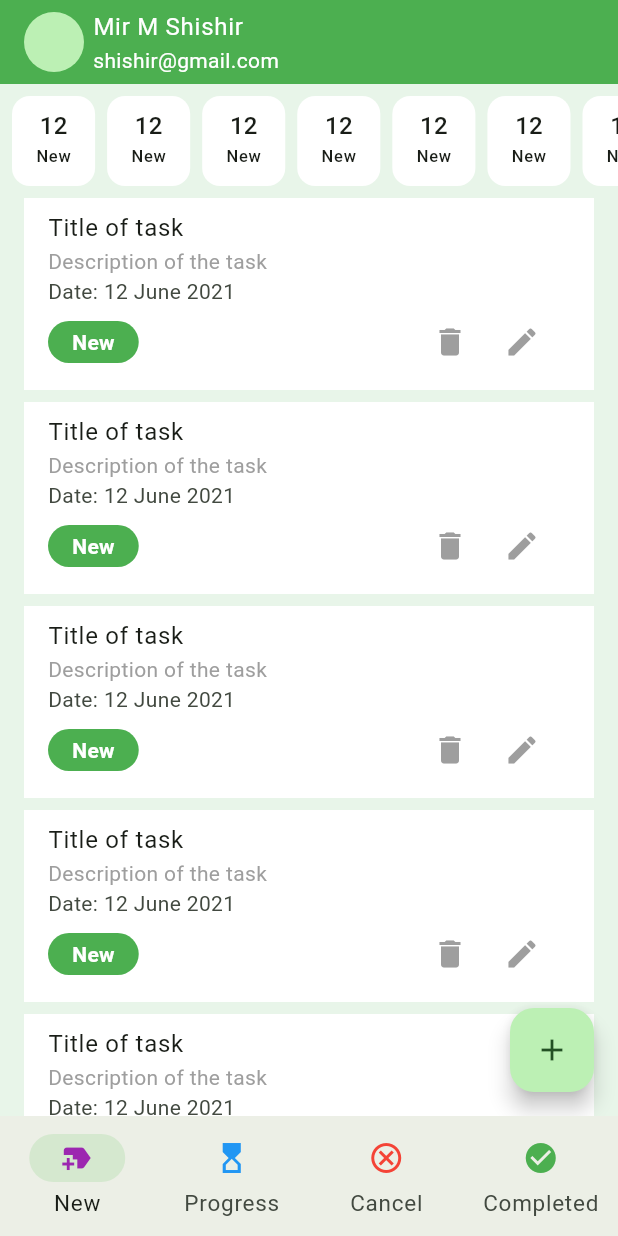
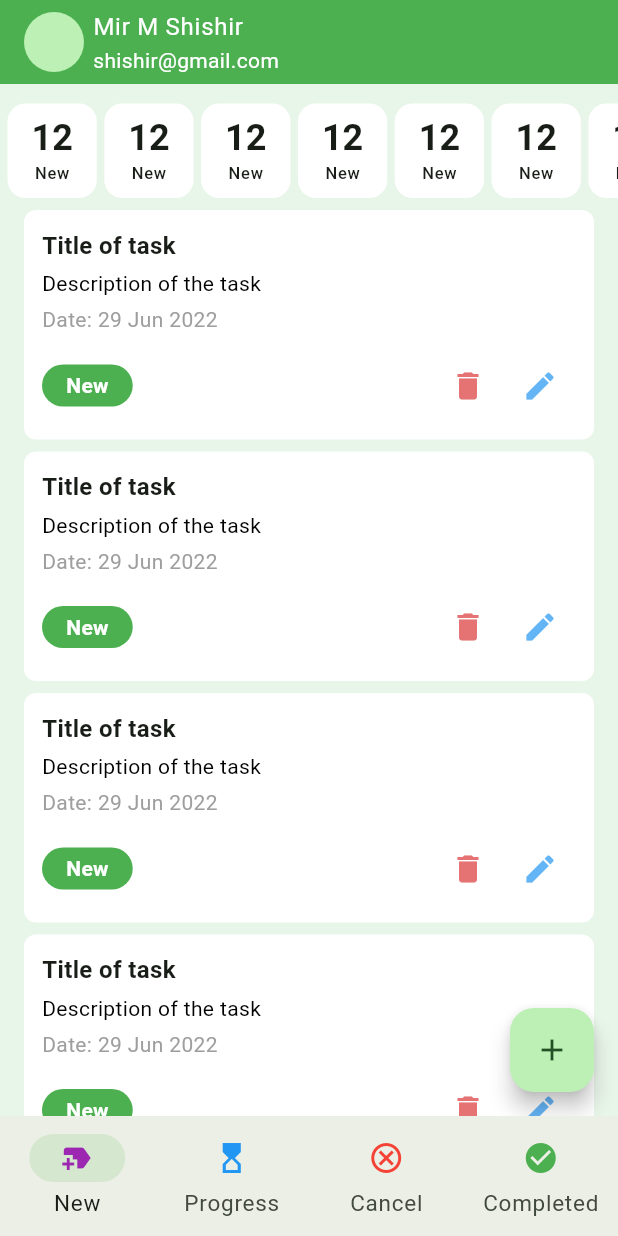
Before and after one commit to Shishir707/Task-Manager-App, a Flutter app: the screen it shows after launch, after a tap on the "arrow circle right" icon, on a phone screen of 412 x 824 dp. Run offline on Flutter 3.47's test engine with Material 3 defaults, Android fonts, the phone set to English and light mode, and no system bars; our stand-ins replace flutter_svg, pin_code_fields.

Commit message:
fixed my task card

```diff
--- a/lib/UI/screen/new_task_screen_list.dart
+++ b/lib/UI/screen/new_task_screen_list.dart
@@ -1,5 +1,5 @@
 import 'package:flutter/material.dart';
-import '../widgets/task_card.dart';
+import 'package:task_manager/UI/widgets/task_card.dart';
 
 class NewTaskScreenList extends StatefulWidget {
   const NewTaskScreenList({super.key});
@@ -17,7 +17,7 @@ class _NewTaskScreenListState extends State<NewTaskScreenList> {
           spacing: 8,
           children: [
             const SizedBox(),
-            _buildTaskSummaryListView(),
+            _NewSummaryList(),
             ListView.separated(
               itemCount: 10,
               primary: false,
@@ -40,28 +40,30 @@ class _NewTaskScreenListState extends State<NewTaskScreenList> {
   }
 
   void _onTapAddNewTaskButton() {
-    Navigator.pushNamed(context, '/add-new');
+    Navigator.pushNamed(context, "/add-new");
   }
+}
 
-  Widget _buildTaskSummaryListView() {
+class _NewSummaryList extends StatelessWidget {
+  const _NewSummaryList();
+
+  @override
+  Widget build(BuildContext context) {
     return SizedBox(
-      height: 60,
+      height: 68,
       child: ListView.builder(
         itemCount: 10,
         scrollDirection: Axis.horizontal,
         itemBuilder: (context, index) {
           return Card(
+            color: Colors.white,
             elevation: 0,
-            color: Colors.white,
-            margin: EdgeInsets.only(left: 8),
+            margin: EdgeInsets.only(left: 5, top: 5),
             child: Padding(
-              padding: const EdgeInsets.symmetric(
-                horizontal: 16.0,
-                vertical: 8,
-              ),
+              padding: const EdgeInsets.symmetric(horizontal: 16, vertical: 8),
               child: Column(
                 children: [
-                  Text('12', style: TextTheme.of(context).titleMedium),
+                  Text('12', style: TextTheme.of(context).titleLarge),
                   Text('New', style: TextTheme.of(context).labelSmall),
                 ],
               ),
--- a/lib/UI/widgets/task_card.dart
+++ b/lib/UI/widgets/task_card.dart
@@ -7,17 +7,26 @@ class TaskCard extends StatelessWidget {
   Widget build(BuildContext context) {
     return Container(
       margin: EdgeInsets.symmetric(horizontal: 16),
-      child: ListTile(
-        tileColor: Colors.white,
-        title: Text('Title of task'),
-        subtitle: Column(
+      padding: EdgeInsets.all(12),
+      decoration: BoxDecoration(
+        color: Colors.white,
+        borderRadius: BorderRadius.circular(8),
+      ),
+      child: Column(
         crossAxisAlignment: CrossAxisAlignment.start,
         children: [
           Text(
+            'Title of task',
+            style: TextStyle(fontSize: 16, fontWeight: FontWeight.bold),
+          ),
+          SizedBox(height: 4),
+          Text(
             'Description of the task',
-              style: TextStyle(color: Colors.grey),
+            style: TextStyle(color: Colors.black),
           ),
-            Text('Date: 12 June 2021'),
+          SizedBox(height: 4),
+          Text('Date: 29 Jun 2022', style: TextStyle(color: Colors.grey)),
+          SizedBox(height: 10),
           Row(
             children: [
               Container(
@@ -34,20 +43,20 @@ class TaskCard extends StatelessWidget {
                   ),
                 ),
               ),
+
               Spacer(),
               IconButton(
                 onPressed: () {},
-                  icon: Icon(Icons.delete, color: Colors.grey),
+                icon: Icon(Icons.delete, color: Colors.red.shade300),
               ),
               IconButton(
                 onPressed: () {},
-                  icon: Icon(Icons.edit, color: Colors.grey),
+                icon: Icon(Icons.edit, color: Colors.blue.shade300),
               ),
             ],
           ),
         ],
       ),
-      ),
     );
   }
 }
```
Lines whose indentation alone changed are shown as unchanged.
